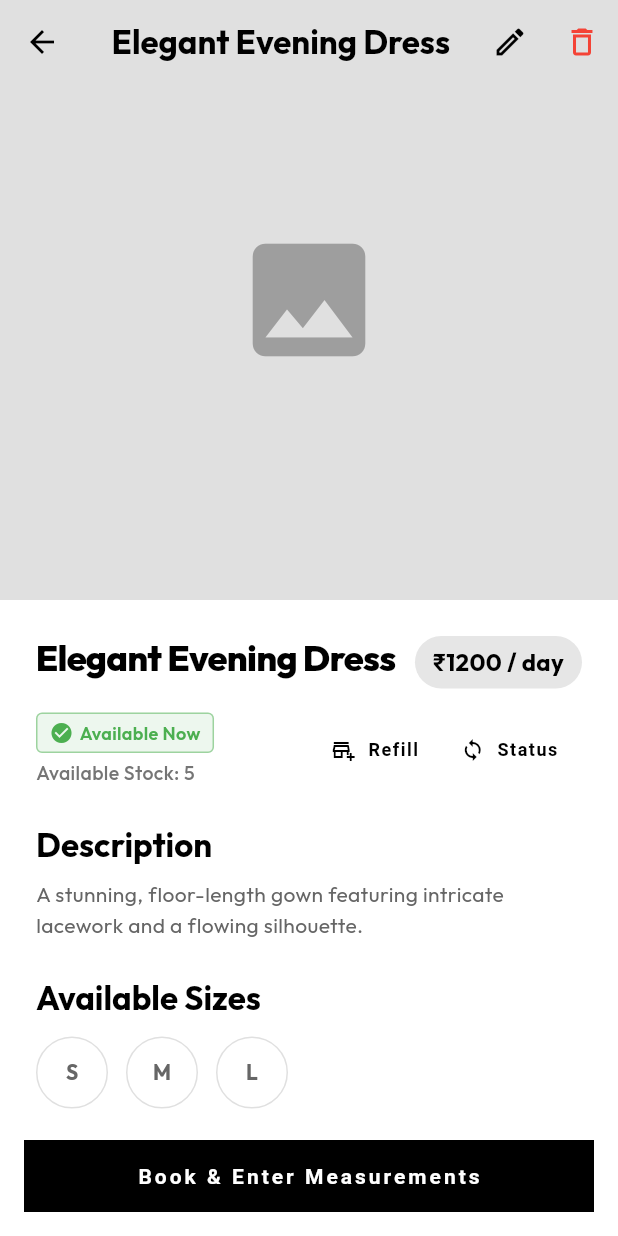
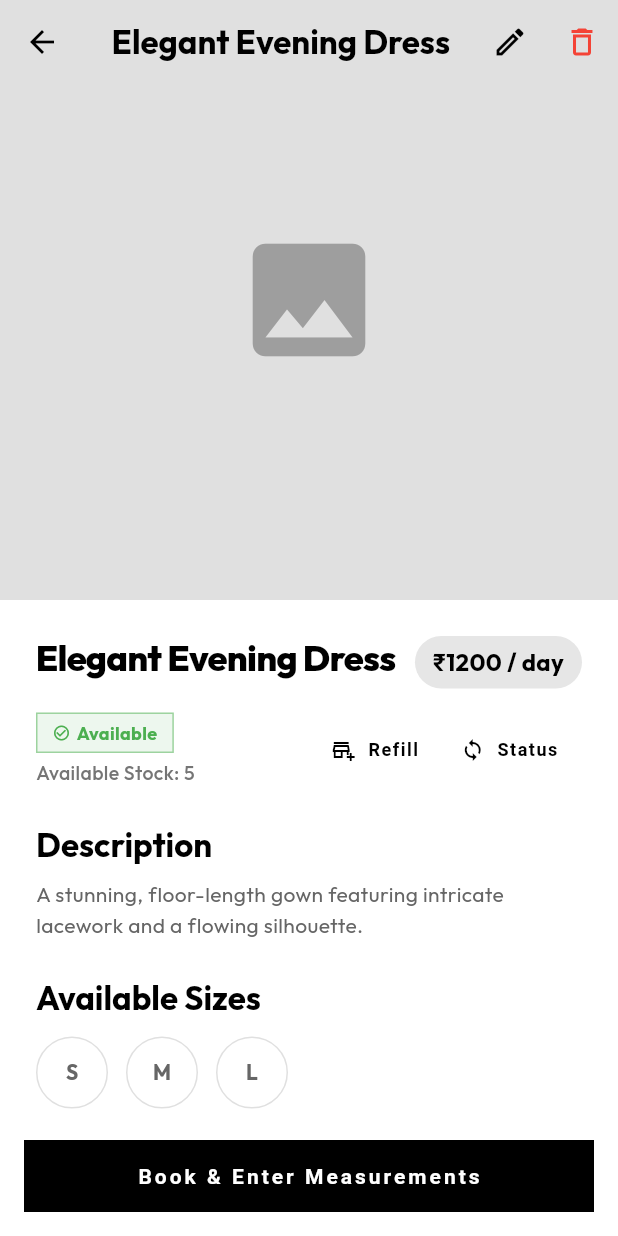
Before and after one commit to gita608/dress_rental_app, a Flutter app: the ItemDetailsScreen screen opened by its route, on a phone screen of 412 x 824 dp. Run offline on Flutter 3.47's test engine with Material 3 defaults, Android fonts, the phone set to English and light mode, and no system bars; our stand-ins replace google_fonts, shared_preferences; accounts and stored records are empty.

Commit message:
feat: Introduce `StatusBadge` widget and `AppDateFormatter` utility, integrate them into relevant screens, update `BookingStatus` enum, and add `intl` package.

```diff
--- a/lib/core/models/models.dart
+++ b/lib/core/models/models.dart
@@ -1,4 +1,4 @@
-enum BookingStatus { pending, ready, active, completed }
+enum BookingStatus { pending, active, completed }
 enum DressStatus { available, cleaning, repair, rented, outOfStock }
 enum ViewMode { list, grid }
 
--- /dev/null
+++ b/lib/core/widgets/status_badge.dart
@@ -0,0 +1,84 @@
+import 'package:flutter/material.dart';
+import '../models/models.dart';
+
+class StatusBadge extends StatelessWidget {
+  final dynamic status; // Can be DressStatus or BookingStatus
+
+  const StatusBadge({super.key, required this.status});
+
+  @override
+  Widget build(BuildContext context) {
+    Color color;
+    String label;
+    IconData? icon;
+
+    if (status is DressStatus) {
+      switch (status as DressStatus) {
+        case DressStatus.available:
+          color = Colors.green;
+          label = 'Available';
+          icon = Icons.check_circle_outline;
+          break;
+        case DressStatus.rented:
+          color = Colors.orange;
+          label = 'Rented';
+          icon = Icons.shopping_bag_outlined;
+          break;
+        case DressStatus.cleaning:
+          color = Colors.blue;
+          label = 'Cleaning';
+          icon = Icons.wash_outlined;
+          break;
+        case DressStatus.repair:
+          color = Colors.red;
+          label = 'Repair';
+          icon = Icons.build_circle_outlined;
+          break;
+        case DressStatus.outOfStock:
+          color = Colors.red;
+          label = 'Out of Stock';
+          icon = Icons.warning_amber_rounded;
+          break;
+      }
+    } else if (status is BookingStatus) {
+      switch (status as BookingStatus) {
+        case BookingStatus.pending:
+          color = Colors.orange;
+          label = 'Pending';
+          break;
+        case BookingStatus.active:
+          color = Colors.green;
+          label = 'Active';
+          break;
+        case BookingStatus.completed:
+          color = Colors.grey;
+          label = 'Completed';
+          break;
+      }
+    } else {
+      return const SizedBox.shrink();
+    }
+
+    return Container(
+      padding: const EdgeInsets.symmetric(horizontal: 10, vertical: 4),
+      decoration: BoxDecoration(
+        color: color.withValues(alpha: 0.1),
+        borderRadius: BorderRadius.zero,
+        border: Border.all(color: color.withValues(alpha: 0.5)),
+      ),
+      child: Row(
+        mainAxisSize: MainAxisSize.min,
+        children: [
+          if (icon != null) ...[
+            Icon(icon, size: 12, color: color),
+            const SizedBox(width: 4),
+          ],
+          Text(
+            label,
+            style: TextStyle(color: color, fontWeight: FontWeight.bold, fontSize: 12),
+          ),
+        ],
+      ),
+    );
+  }
+}
--- a/lib/features/booking/presentation/item_details_screen.dart
+++ b/lib/features/booking/presentation/item_details_screen.dart
@@ -3,6 +3,7 @@ import 'package:provider/provider.dart';
 import '../../../../core/providers/app_provider.dart';
 import '../../../../core/models/models.dart';
 import '../../../../core/routing/app_routes.dart';
+import '../../../../core/widgets/status_badge.dart';
 
 class ItemDetailsScreen extends StatelessWidget {
   final int itemIndex;
@@ -95,7 +96,7 @@ class ItemDetailsScreen extends StatelessWidget {
                       Column(
                         crossAxisAlignment: CrossAxisAlignment.start,
                         children: [
-                          _buildDressStatusBadge(dress.status),
+                          StatusBadge(status: dress.status),
                           const SizedBox(height: 4),
                           Text('Available Stock: ${dress.stock}',
                             style: TextStyle(
@@ -172,57 +173,6 @@ class ItemDetailsScreen extends StatelessWidget {
               : dress.stock == 0 ? 'Out of Stock' : 'Not Available'),
           ),
         ),
-      ),
-    );
-  }
-
-  Widget _buildDressStatusBadge(DressStatus status) {
-    Color color;
-    String label;
-    IconData icon;
-
-    switch (status) {
-      case DressStatus.available:
-        color = Colors.green;
-        label = 'Available Now';
-        icon = Icons.check_circle;
-        break;
-      case DressStatus.cleaning:
-        color = Colors.blue;
-        label = 'In Cleaning';
-        icon = Icons.water_drop;
-        break;
-      case DressStatus.repair:
-        color = Colors.orange;
-        label = 'In Repair';
-        icon = Icons.build_circle;
-        break;
-      case DressStatus.rented:
-        color = Colors.red;
-        label = 'Rented Out';
-        icon = Icons.remove_circle;
-        break;
-      case DressStatus.outOfStock:
-        color = Colors.red;
-        label = 'Out of Stock';
-        icon = Icons.warning_amber_rounded;
-        break;
-    }
-
-    return Container(
-      padding: const EdgeInsets.symmetric(horizontal: 8, vertical: 4),
-      decoration: BoxDecoration(
-        color: color.withValues(alpha: 0.1),
-        borderRadius: BorderRadius.circular(4),
-        border: Border.all(color: color.withValues(alpha: 0.5)),
-      ),
-      child: Row(
-        mainAxisSize: MainAxisSize.min,
-        children: [
-          Icon(icon, size: 16, color: color),
-          const SizedBox(width: 4),
-          Text(label, style: TextStyle(color: color, fontWeight: FontWeight.w600, fontSize: 12)),
-        ],
       ),
     );
   }
--- a/lib/features/booking/presentation/measurement_form.dart
+++ b/lib/features/booking/presentation/measurement_form.dart
@@ -3,6 +3,7 @@ import 'package:flutter/cupertino.dart';
 import 'package:provider/provider.dart';
 import '../../../../core/providers/app_provider.dart';
 import '../../../../core/models/models.dart';
+import '../../../../core/utils/date_formatter.dart';
 
 class MeasurementFormScreen extends StatefulWidget {
   const MeasurementFormScreen({super.key});
@@ -188,7 +189,7 @@ class _MeasurementFormScreenState extends State<MeasurementFormScreen> {
                         final initial = currentVal.isNotEmpty ? DateTime.parse(currentVal) : DateTime.now();
                         _showWheelPicker(context, initial, (date) {
                           setState(() {
-                            _startDateController.text = date.toString().split(' ')[0];
+                            _startDateController.text = AppDateFormatter.formatDate(date);
                           });
                         });
                       },
@@ -210,7 +211,7 @@ class _MeasurementFormScreenState extends State<MeasurementFormScreen> {
                         final initial = currentVal.isNotEmpty ? DateTime.parse(currentVal) : DateTime.now().add(const Duration(days: 3));
                         _showWheelPicker(context, initial, (date) {
                           setState(() {
-                            _endDateController.text = date.toString().split(' ')[0];
+                            _endDateController.text = AppDateFormatter.formatDate(date);
                           });
                         });
                       },
--- a/lib/features/home/presentation/main_screen.dart
+++ b/lib/features/home/presentation/main_screen.dart
@@ -27,8 +27,6 @@ class _MainScreenState extends State<MainScreen> {
 
   @override
   Widget build(BuildContext context) {
-    final theme = Theme.of(context);
-
     return Scaffold(
       body: _screens[_selectedIndex],
       bottomNavigationBar: Container(
--- a/lib/features/inventory/presentation/add_item_screen.dart
+++ b/lib/features/inventory/presentation/add_item_screen.dart
@@ -1,5 +1,4 @@
 import 'package:flutter/material.dart';
-import '../../../../core/routing/app_routes.dart';
 import 'package:provider/provider.dart';
 import '../../../../core/providers/app_provider.dart';
 import '../../../../core/models/models.dart';
@@ -170,7 +169,7 @@ class _AddItemScreenState extends State<AddItemScreen> {
                   final categories = provider.categories;
                   return DropdownButtonFormField<String>(
                     decoration: const InputDecoration(labelText: 'Category'),
-                    value: _selectedCategoryId,
+                    initialValue: _selectedCategoryId,
                     hint: const Text('Select Category'),
                     items: categories.map((cat) {
                       return DropdownMenuItem(
--- a/lib/features/settings/presentation/profile_settings_screen.dart
+++ b/lib/features/settings/presentation/profile_settings_screen.dart
@@ -120,9 +120,10 @@ class _ProfileSettingsScreenState extends State<ProfileSettingsScreen> {
               TextButton(
                 onPressed: () async {
                   final provider = Provider.of<AppProvider>(context, listen: false);
+                  final navigator = Navigator.of(context);
                   await provider.logout();
                   if (mounted) {
-                    Navigator.of(context).pushNamedAndRemoveUntil('/', (route) => false);
+                    navigator.pushNamedAndRemoveUntil('/', (route) => false);
                   }
                 },
                 style: TextButton.styleFrom(foregroundColor: Colors.red),
--- a/pubspec.yaml
+++ b/pubspec.yaml
@@ -37,6 +37,7 @@ dependencies:
   provider: ^6.1.5+1
   google_fonts: ^8.0.2
   shared_preferences: ^2.5.4
+  intl: ^0.20.2
 
 dev_dependencies:
   flutter_test:
```
Also changed, not shown: lib/core/utils/date_formatter.dart (added, +15 -0 lines), lib/features/booking/presentation/bookings_list_screen.dart (+6 -42 lines), pubspec.lock.
